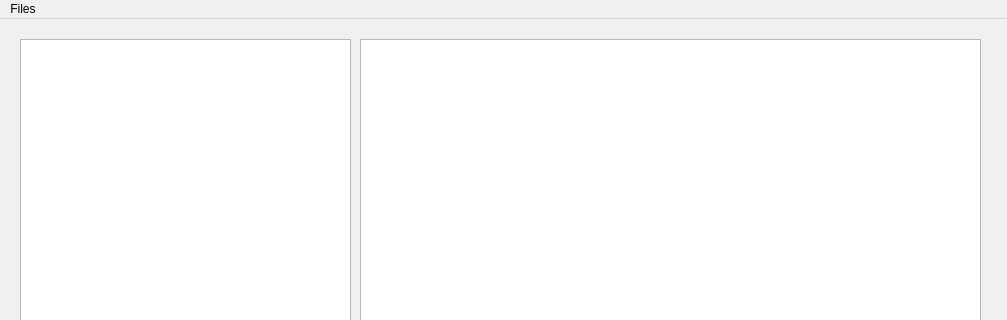
tc-imba/TCUIEdit, file src/view/mainwindow.ui: the form before one commit; both pictures show x 0 to 1007 and y 0 to 320 of the 1007 by 585 pixel window.
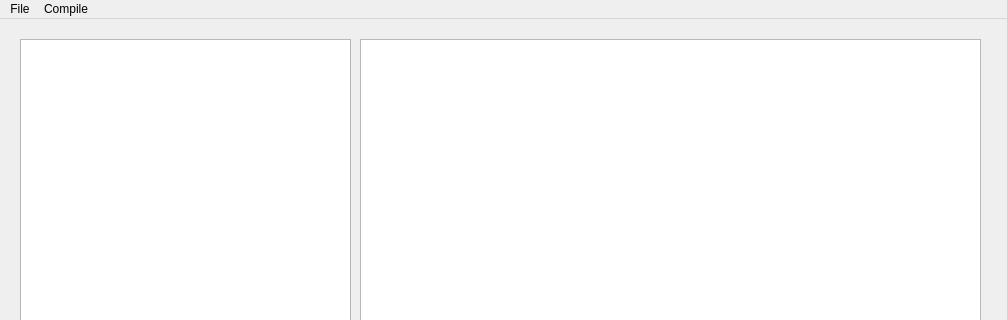
The form after the commit. Custom widgets are drawn as their Qt base class.

```diff
--- a/src/view/mainwindow.ui
+++ b/src/view/mainwindow.ui
@@ -56,11 +56,22 @@
    </property>
    <widget class="QMenu" name="menuTCUIEdit">
     <property name="title">
-     <string>Files</string>
+     <string>File</string>
     </property>
     <addaction name="separator"/>
+    <addaction name="actionNew_Project"/>
+    <addaction name="actionOpen_Project"/>
+    <addaction name="actionClose_Project"/>
+    <addaction name="separator"/>
+    <addaction name="actionProject_Settings"/>
+   </widget>
+   <widget class="QMenu" name="menuCompile">
+    <property name="title">
+     <string>Compile</string>
+    </property>
    </widget>
    <addaction name="menuTCUIEdit"/>
+   <addaction name="menuCompile"/>
   </widget>
   <widget class="QStatusBar" name="statusBar"/>
   <action name="actionAaa">
```
Left out of the diff: 20 changed lines with no effect on the pictures.
